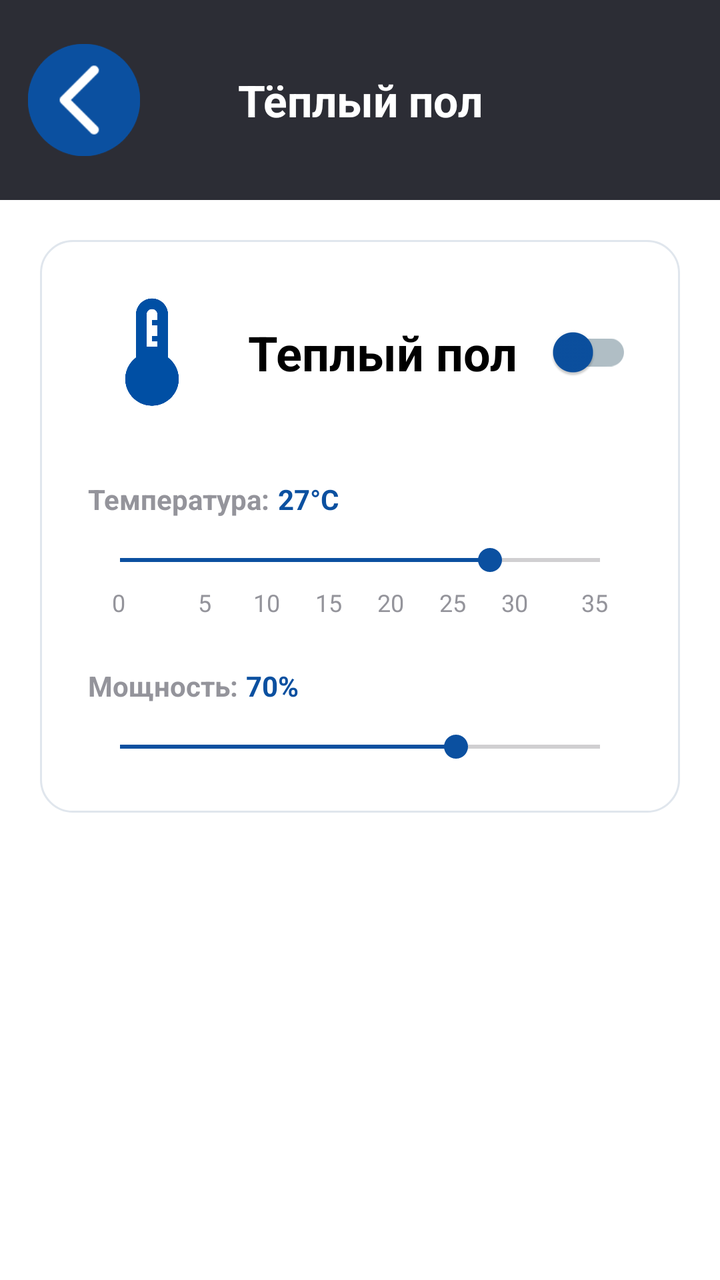
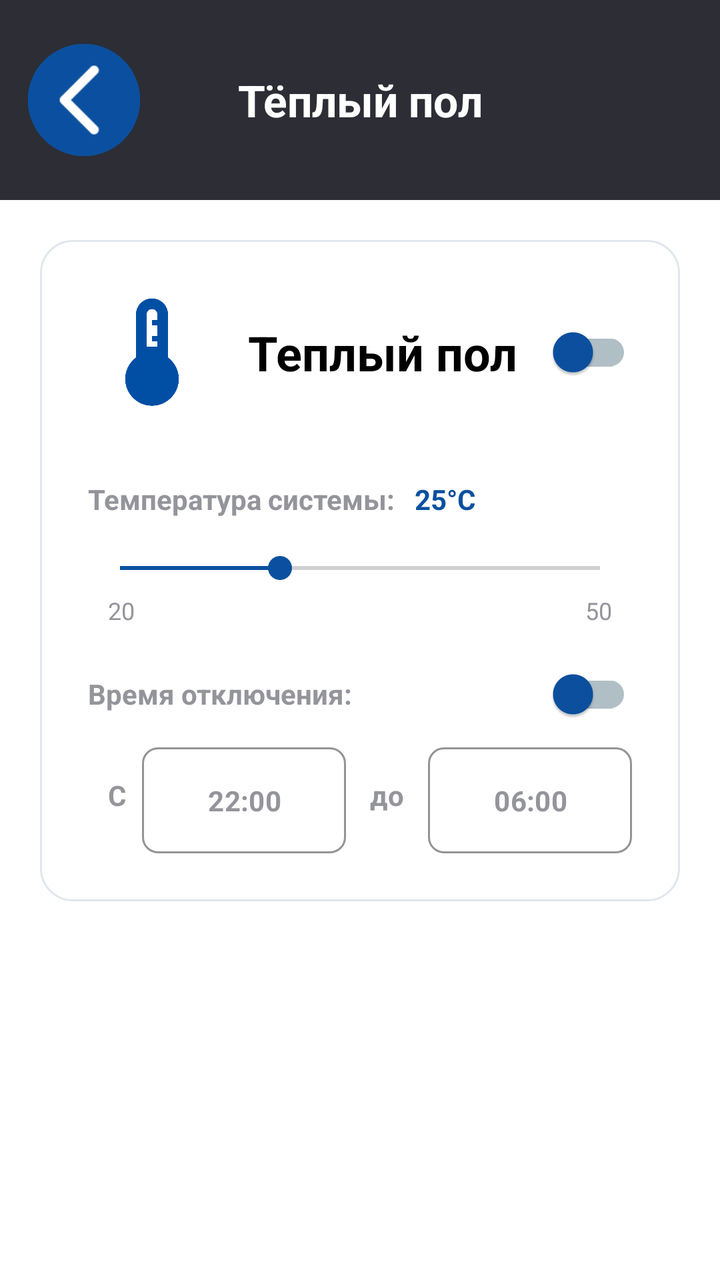

Screens rendered from an Android XML layout before and after an edit, with the pre-edit source and the edit as a unified diff.
<!-- AndroidManifest.xml: application theme Theme.HomeSmartPractice -->
<!-- res/layout/activity_temp.xml -->
<?xml version="1.0" encoding="utf-8"?>
<androidx.constraintlayout.widget.ConstraintLayout
    xmlns:android="http://schemas.android.com/apk/res/android"
    xmlns:app="http://schemas.android.com/apk/res-auto"
    xmlns:tools="http://schemas.android.com/tools"
    android:layout_width="match_parent"
    android:layout_height="match_parent"
    android:background="#FFFFFF">

    <androidx.constraintlayout.widget.ConstraintLayout
        android:id="@+id/clHeader"
        android:layout_width="match_parent"
        android:layout_height="100dp"
        android:background="#2C2D35"
        app:layout_constraintTop_toTopOf="parent">

        <ImageButton
            android:id="@+id/btnBack"
            android:layout_width="56dp"
            android:layout_height="56dp"
            android:layout_marginStart="14dp"
            android:background="@drawable/circle_button_background"
            android:scaleType="fitCenter"
            android:src="@drawable/ic_backarrow"
            app:layout_constraintBottom_toBottomOf="parent"
            app:layout_constraintStart_toStartOf="parent"
            app:layout_constraintTop_toTopOf="parent" />

        <TextView
            android:id="@+id/tvHeaderTitle"
            android:layout_width="wrap_content"
            android:layout_height="wrap_content"
            android:text="Тёплый пол"
            android:textColor="#FFFFFF"
            android:textSize="22sp"
            android:textStyle="bold"
            app:layout_constraintBottom_toBottomOf="parent"
            app:layout_constraintEnd_toEndOf="parent"
            app:layout_constraintStart_toStartOf="parent"
            app:layout_constraintTop_toTopOf="parent" />
    </androidx.constraintlayout.widget.ConstraintLayout>

    <androidx.constraintlayout.widget.ConstraintLayout
        android:id="@+id/clAcCard"
        android:layout_width="match_parent"
        android:layout_height="wrap_content"
        android:layout_margin="20dp"
        android:background="@drawable/bg_device_card"
        android:padding="24dp"
        app:layout_constraintTop_toBottomOf="@id/clHeader">

        <ImageView
            android:id="@+id/ivAcIcon"
            android:layout_width="64dp"
            android:layout_height="64dp"
            android:src="@drawable/ic_term_blue"
            app:layout_constraintStart_toStartOf="parent"
            app:layout_constraintTop_toTopOf="parent" />

        <TextView
            android:id="@+id/tvAcName"
            android:layout_width="0dp"
            android:layout_height="wrap_content"
            android:layout_marginStart="16dp"
            android:text="Теплый пол"
            android:textColor="#000000"
            android:textSize="24sp"
            android:textStyle="bold"
            app:layout_constraintBottom_toBottomOf="@id/ivAcIcon"
            app:layout_constraintEnd_toStartOf="@id/switchAc"
            app:layout_constraintStart_toEndOf="@id/ivAcIcon"
            app:layout_constraintTop_toTopOf="@id/ivAcIcon" />

        <com.google.android.material.switchmaterial.SwitchMaterial
            android:id="@+id/switchAc"
            android:layout_width="wrap_content"
            android:layout_height="wrap_content"
            app:thumbTint="#0B50A0"
            app:trackTint="#B0BEC5"
            app:layout_constraintBottom_toBottomOf="@id/ivAcIcon"
            app:layout_constraintEnd_toEndOf="parent"
            app:layout_constraintTop_toTopOf="@id/ivAcIcon" />

        <TextView
            android:id="@+id/tvTempTitle"
            android:layout_width="wrap_content"
            android:layout_height="wrap_content"
            android:layout_marginTop="32dp"
            android:text="Температура:"
            android:textColor="#94949B"
            android:textSize="14sp"
            android:textStyle="bold"
            app:layout_constraintStart_toStartOf="parent"
            app:layout_constraintTop_toBottomOf="@id/ivAcIcon" />

        <TextView
            android:id="@+id/tvTempValue"
            android:layout_width="wrap_content"
            android:layout_height="wrap_content"
            android:layout_marginStart="4dp"
            android:text="27°C"
            android:textColor="#0B50A0"
            android:textSize="14sp"
            android:textStyle="bold"
            app:layout_constraintBottom_toBottomOf="@id/tvTempTitle"
            app:layout_constraintStart_toEndOf="@id/tvTempTitle"
            app:layout_constraintTop_toTopOf="@id/tvTempTitle" />

        <SeekBar
            android:id="@+id/sbTemperature"
            android:layout_width="match_parent"
            android:layout_height="wrap_content"
            android:layout_marginTop="12dp"
            android:max="35"
            android:progress="27"
            android:progressTint="#0B50A0"
            android:thumbTint="#0B50A0"
            app:layout_constraintTop_toBottomOf="@id/tvTempTitle" />

        <LinearLayout
            android:id="@+id/llTempLabels"
            android:layout_width="match_parent"
            android:layout_height="wrap_content"
            android:layout_marginTop="4dp"
            android:paddingHorizontal="12dp"
            android:orientation="horizontal"
            app:layout_constraintTop_toBottomOf="@id/sbTemperature">
            <TextView android:layout_width="0dp" android:layout_height="wrap_content" android:layout_weight="1" android:text="0" android:textColor="#94949B" android:textSize="12sp" android:gravity="start" />
            <TextView android:layout_width="0dp" android:layout_height="wrap_content" android:layout_weight="1" android:text="5" android:textColor="#94949B" android:textSize="12sp" android:gravity="center" />
            <TextView android:layout_width="0dp" android:layout_height="wrap_content" android:layout_weight="1" android:text="10" android:textColor="#94949B" android:textSize="12sp" android:gravity="center" />
            <TextView android:layout_width="0dp" android:layout_height="wrap_content" android:layout_weight="1" android:text="15" android:textColor="#94949B" android:textSize="12sp" android:gravity="center" />
            <TextView android:layout_width="0dp" android:layout_height="wrap_content" android:layout_weight="1" android:text="20" android:textColor="#94949B" android:textSize="12sp" android:gravity="center" />
            <TextView android:layout_width="0dp" android:layout_height="wrap_content" android:layout_weight="1" android:text="25" android:textColor="#94949B" android:textSize="12sp" android:gravity="center" />
            <TextView android:layout_width="0dp" android:layout_height="wrap_content" android:layout_weight="1" android:text="30" android:textColor="#94949B" android:textSize="12sp" android:gravity="center" />
            <TextView android:layout_width="0dp" android:layout_height="wrap_content" android:layout_weight="1" android:text="35" android:textColor="#94949B" android:textSize="12sp" android:gravity="end" />
        </LinearLayout>

        <TextView
            android:id="@+id/tvPowerTitle"
            android:layout_width="wrap_content"
            android:layout_height="wrap_content"
            android:layout_marginTop="24dp"
            android:text="Мощность:"
            android:textColor="#94949B"
            android:textSize="14sp"
            android:textStyle="bold"
            app:layout_constraintStart_toStartOf="parent"
            app:layout_constraintTop_toBottomOf="@id/llTempLabels" />

        <TextView
            android:id="@+id/tvPowerValue"
            android:layout_width="wrap_content"
            android:layout_height="wrap_content"
            android:layout_marginStart="4dp"
            android:text="70%"
            android:textColor="#0B50A0"
            android:textSize="14sp"
            android:textStyle="bold"
            app:layout_constraintBottom_toBottomOf="@id/tvPowerTitle"
            app:layout_constraintStart_toEndOf="@id/tvPowerTitle"
            app:layout_constraintTop_toTopOf="@id/tvPowerTitle" />

        <SeekBar
            android:id="@+id/sbPower"
            android:layout_width="match_parent"
            android:layout_height="wrap_content"
            android:layout_marginTop="12dp"
            android:max="100"
            android:progress="70"
            android:progressTint="#0B50A0"
            android:thumbTint="#0B50A0"
            app:layout_constraintTop_toBottomOf="@id/tvPowerTitle" />

    </androidx.constraintlayout.widget.ConstraintLayout>
</androidx.constraintlayout.widget.ConstraintLayout>
<!-- resources referenced by this layout -->
<resources>
  <!-- drawable bg_device_card (drawable) -->
  <?xml version="1.0" encoding="utf-8"?>
  <shape xmlns:android="http://schemas.android.com/apk/res/android"
      android:shape="rectangle">
      <solid android:color="#FFFFFF" />
      <stroke android:width="1dp" android:color="#E0E6ED" />
      <corners android:radius="16dp" />
  </shape>
  <!-- drawable circle_button_background (drawable) -->
  <?xml version="1.0" encoding="utf-8"?>
  <shape xmlns:android="http://schemas.android.com/apk/res/android"
      android:shape="oval">
      <solid android:color="#0B50A0" />
  </shape>
  <!-- drawable ic_backarrow: png bitmap (drawable, 2517 bytes) -->
  <!-- drawable ic_term_blue: png bitmap (drawable, 13688 bytes) -->
  <style name="Theme.HomeSmartPractice" parent="Base.Theme.HomeSmartPractice" />
  <style name="Base.Theme.HomeSmartPractice" parent="Theme.Material3.DayNight.NoActionBar">
          
          
      </style>
</resources>

<!-- the commit's change to res/layout/activity_temp.xml (unified diff, before → after) -->
@@ -86,7 +86,7 @@
             android:layout_width="wrap_content"
             android:layout_height="wrap_content"
             android:layout_marginTop="32dp"
-            android:text="Температура:"
+            android:text="Температура системы:"
             android:textColor="#94949B"
             android:textSize="14sp"
             android:textStyle="bold"
@@ -97,8 +97,8 @@
             android:id="@+id/tvTempValue"
             android:layout_width="wrap_content"
             android:layout_height="wrap_content"
-            android:layout_marginStart="4dp"
-            android:text="27°C"
+            android:layout_marginStart="10dp"
+            android:text="25°C"
             android:textColor="#0B50A0"
             android:textSize="14sp"
             android:textStyle="bold"
@@ -106,13 +106,15 @@
             app:layout_constraintStart_toEndOf="@id/tvTempTitle"
             app:layout_constraintTop_toTopOf="@id/tvTempTitle" />
 
+
         <SeekBar
             android:id="@+id/sbTemperature"
             android:layout_width="match_parent"
             android:layout_height="wrap_content"
-            android:layout_marginTop="12dp"
-            android:max="35"
-            android:progress="27"
+            android:layout_marginTop="16dp"
+            android:min="20"
+            android:max="50"
+            android:progress="30"
             android:progressTint="#0B50A0"
             android:thumbTint="#0B50A0"
             app:layout_constraintTop_toBottomOf="@id/tvTempTitle" />
@@ -122,17 +124,11 @@
             android:layout_width="match_parent"
             android:layout_height="wrap_content"
             android:layout_marginTop="4dp"
-            android:paddingHorizontal="12dp"
+            android:layout_marginHorizontal="10dp"
             android:orientation="horizontal"
             app:layout_constraintTop_toBottomOf="@id/sbTemperature">
-            <TextView android:layout_width="0dp" android:layout_height="wrap_content" android:layout_weight="1" android:text="0" android:textColor="#94949B" android:textSize="12sp" android:gravity="start" />
-            <TextView android:layout_width="0dp" android:layout_height="wrap_content" android:layout_weight="1" android:text="5" android:textColor="#94949B" android:textSize="12sp" android:gravity="center" />
-            <TextView android:layout_width="0dp" android:layout_height="wrap_content" android:layout_weight="1" android:text="10" android:textColor="#94949B" android:textSize="12sp" android:gravity="center" />
-            <TextView android:layout_width="0dp" android:layout_height="wrap_content" android:layout_weight="1" android:text="15" android:textColor="#94949B" android:textSize="12sp" android:gravity="center" />
-            <TextView android:layout_width="0dp" android:layout_height="wrap_content" android:layout_weight="1" android:text="20" android:textColor="#94949B" android:textSize="12sp" android:gravity="center" />
-            <TextView android:layout_width="0dp" android:layout_height="wrap_content" android:layout_weight="1" android:text="25" android:textColor="#94949B" android:textSize="12sp" android:gravity="center" />
-            <TextView android:layout_width="0dp" android:layout_height="wrap_content" android:layout_weight="1" android:text="30" android:textColor="#94949B" android:textSize="12sp" android:gravity="center" />
-            <TextView android:layout_width="0dp" android:layout_height="wrap_content" android:layout_weight="1" android:text="35" android:textColor="#94949B" android:textSize="12sp" android:gravity="end" />
+            <TextView android:layout_width="0dp" android:layout_height="wrap_content" android:layout_weight="1" android:text="20" android:textColor="#94949B" android:textSize="12sp" android:gravity="start" />
+            <TextView android:layout_width="0dp" android:layout_height="wrap_content" android:layout_weight="1" android:text="50" android:textColor="#94949B" android:textSize="12sp" android:gravity="end" />
         </LinearLayout>
 
         <TextView
@@ -140,36 +136,109 @@
             android:layout_width="wrap_content"
             android:layout_height="wrap_content"
             android:layout_marginTop="24dp"
-            android:text="Мощность:"
+            android:text="Время отключения:"
             android:textColor="#94949B"
             android:textSize="14sp"
             android:textStyle="bold"
             app:layout_constraintStart_toStartOf="parent"
             app:layout_constraintTop_toBottomOf="@id/llTempLabels" />
 
-        <TextView
-            android:id="@+id/tvPowerValue"
-            android:layout_width="wrap_content"
-            android:layout_height="wrap_content"
-            android:layout_marginStart="4dp"
-            android:text="70%"
-            android:textColor="#0B50A0"
-            android:textSize="14sp"
-            android:textStyle="bold"
+        <com.google.android.material.switchmaterial.SwitchMaterial
+            android:id="@+id/switchTime"
+            android:layout_width="wrap_content"
+            android:layout_height="wrap_content"
+            app:thumbTint="#0B50A0"
+            app:trackTint="#B0BEC5"
             app:layout_constraintBottom_toBottomOf="@id/tvPowerTitle"
-            app:layout_constraintStart_toEndOf="@id/tvPowerTitle"
+            app:layout_constraintEnd_toEndOf="parent"
             app:layout_constraintTop_toTopOf="@id/tvPowerTitle" />
 
-        <SeekBar
-            android:id="@+id/sbPower"
+        <LinearLayout
+            android:id="@+id/llTimeInterval"
             android:layout_width="match_parent"
             android:layout_height="wrap_content"
             android:layout_marginTop="12dp"
-            android:max="100"
-            android:progress="70"
-            android:progressTint="#0B50A0"
-            android:thumbTint="#0B50A0"
-            app:layout_constraintTop_toBottomOf="@id/tvPowerTitle" />
-
+            android:paddingLeft="10dp"
+            android:orientation="horizontal"
+            android:gravity="center_vertical"
+            app:layout_constraintTop_toBottomOf="@id/tvPowerTitle"
+            app:layout_constraintStart_toStartOf="parent"
+            app:layout_constraintEnd_toEndOf="parent">
+
+            <TextView
+                android:layout_width="wrap_content"
+                android:layout_height="wrap_content"
+                android:text="С"
+                android:textColor="#94949B"
+                android:textSize="14sp"
+                android:textStyle="bold"
+                android:layout_marginEnd="8dp"/>
+
+            <com.google.android.material.textfield.TextInputLayout
+                style="@style/Widget.MaterialComponents.TextInputLayout.OutlinedBox"
+                android:layout_width="0dp"
+                android:layout_height="wrap_content"
+                android:layout_weight="1"
+                app:boxStrokeColor="#0B50A0"
+                app:boxCornerRadiusBottomEnd="8dp"
+                app:boxCornerRadiusBottomStart="8dp"
+                app:boxCornerRadiusTopEnd="8dp"
+                app:boxCornerRadiusTopStart="8dp">
+
+                <com.google.android.material.textfield.TextInputEditText
+                    android:id="@+id/etStartTime"
+                    android:layout_width="match_parent"
+                    android:layout_height="wrap_content"
+                    android:clickable="true"
+                    android:focusable="true"
+                    android:focusableInTouchMode="false"
+                    android:gravity="center"
+                    android:text="22:00"
+                    android:textStyle="bold"
+                    android:textColor="#94949B"
+                    android:textSize="14sp" />
+            </com.google.android.material.textfield.TextInputLayout>
+
+            <TextView
+                android:layout_width="wrap_content"
+                android:layout_height="wrap_content"
+                android:text="до"
+                android:textColor="#94949B"
+                android:textSize="14sp"
+                android:textStyle="bold"
+                android:layout_marginStart="12dp"
+                android:layout_marginEnd="12dp"/>
+
+            <com.google.android.material.textfield.TextInputLayout
+                style="@style/Widget.MaterialComponents.TextInputLayout.OutlinedBox"
+                android:layout_width="0dp"
+                android:layout_height="wrap_content"
+                android:layout_weight="1"
+                app:boxStrokeColor="#0B50A0"
+                app:boxCornerRadiusBottomEnd="8dp"
+                app:boxCornerRadiusBottomStart="8dp"
+                app:boxCornerRadiusTopEnd="8dp"
+                app:boxCornerRadiusTopStart="8dp">
+
+                <com.google.android.material.textfield.TextInputEditText
+                    android:id="@+id/etEndTime"
+                    android:layout_width="match_parent"
+                    android:layout_height="wrap_content"
+                    android:clickable="true"
+                    android:focusable="true"
+                    android:focusableInTouchMode="false"
+                    android:gravity="center"
+                    android:text="06:00"
+                    android:textStyle="bold"
+                    android:textColor="#94949B"
+                    android:textSize="14sp" />
+            </com.google.android.material.textfield.TextInputLayout>
+        </LinearLayout>
+
+        <androidx.constraintlayout.widget.Group
+            android:id="@+id/groupTermControls"
+            android:layout_width="wrap_content"
+            android:layout_height="wrap_content"
+            app:constraint_referenced_ids="tvTempTitle,tvTempValue,sbTemperature,llTempLabels,tvPowerTitle,switchTime,llTimeInterval" />
     </androidx.constraintlayout.widget.ConstraintLayout>
 </androidx.constraintlayout.widget.ConstraintLayout>
